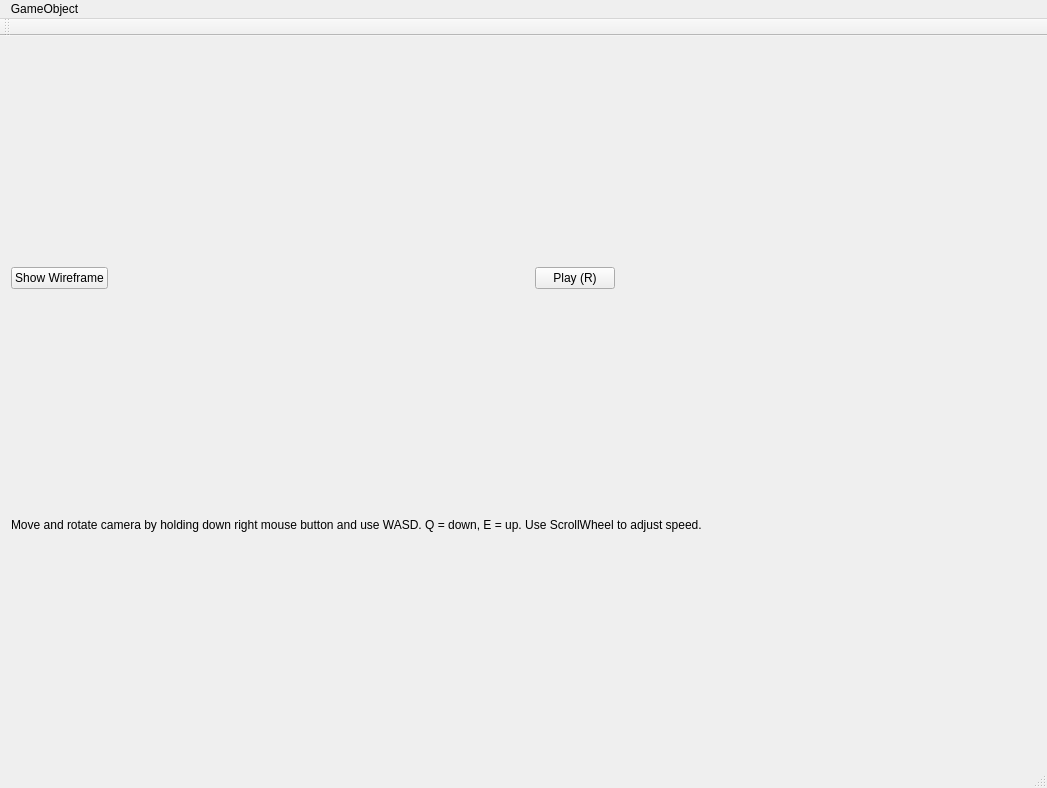
Qt form mainwindow.ui (FredrikEik/Game_Engine_Architecture) before a commit.
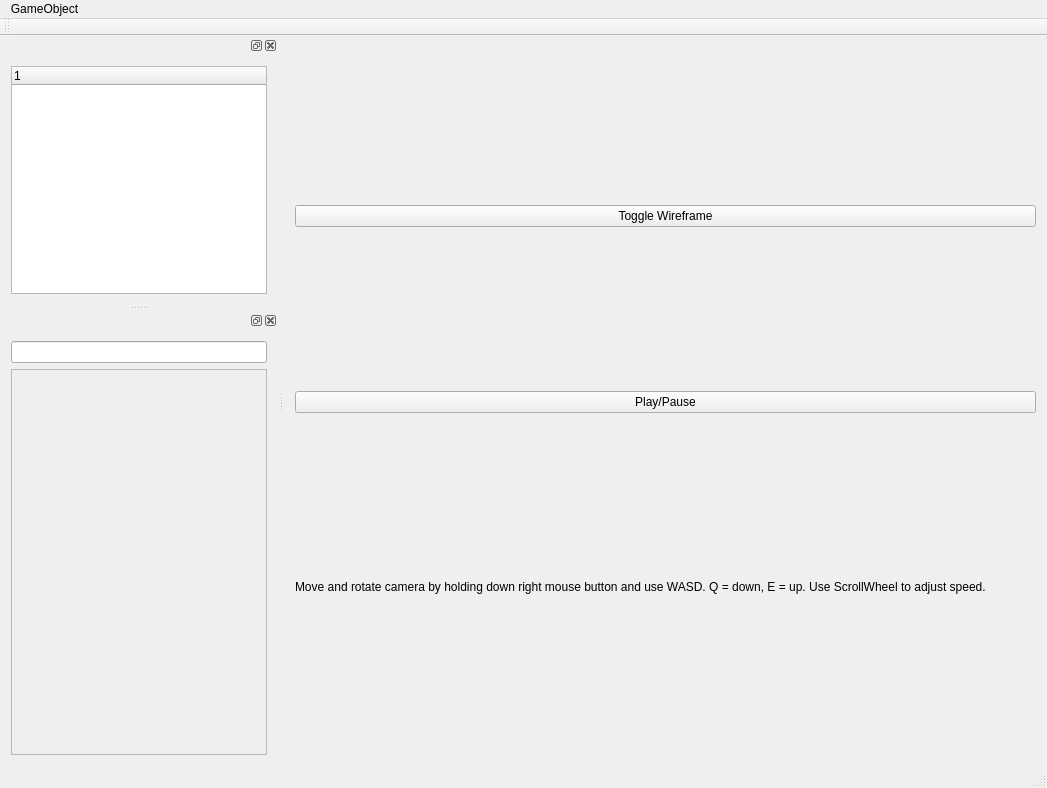
The same form after that commit.

```diff
--- a/mainwindow.ui
+++ b/mainwindow.ui
@@ -16,54 +16,24 @@
   <widget class="QWidget" name="centralWidget">
    <layout class="QVBoxLayout" name="verticalLayout">
     <item>
-     <layout class="QHBoxLayout" name="horizontalLayout">
-      <item>
        <widget class="QPushButton" name="pb_toggleWireframe">
         <property name="text">
-         <string>Show Wireframe</string>
+       <string>Toggle Wireframe</string>
         </property>
         <property name="checkable">
          <bool>true</bool>
         </property>
        </widget>
       </item>
-      <item>
-       <spacer name="horizontalSpacer">
-        <property name="orientation">
-         <enum>Qt::Horizontal</enum>
-        </property>
-        <property name="sizeHint" stdset="0">
-         <size>
-          <width>40</width>
-          <height>20</height>
-         </size>
-        </property>
-       </spacer>
-      </item>
       <item>
        <widget class="QPushButton" name="pb_togglePlay">
         <property name="text">
-         <string>Play (R)</string>
+       <string>Play/Pause</string>
         </property>
         <property name="checkable">
          <bool>true</bool>
         </property>
        </widget>
-      </item>
-      <item>
-       <spacer name="horizontalSpacer_2">
-        <property name="orientation">
-         <enum>Qt::Horizontal</enum>
-        </property>
-        <property name="sizeHint" stdset="0">
-         <size>
-          <width>40</width>
-          <height>20</height>
-         </size>
-        </property>
-       </spacer>
-      </item>
-     </layout>
     </item>
     <item>
      <layout class="QVBoxLayout" name="OpenGLLayout"/>
@@ -116,6 +86,74 @@
    </attribute>
   </widget>
   <widget class="QStatusBar" name="statusBar"/>
+  <widget class="QDockWidget" name="dockWidgets_outliner">
+   <attribute name="dockWidgetArea">
+    <number>1</number>
+   </attribute>
+   <widget class="QWidget" name="dockWidget_Contents">
+    <property name="autoFillBackground">
+     <bool>false</bool>
+    </property>
+    <layout class="QVBoxLayout" name="verticalLayout_2">
+     <item>
+      <widget class="QTreeWidget" name="treeWidgetSceneOutliner">
+       <column>
+        <property name="text">
+         <string notr="true">1</string>
+        </property>
+       </column>
+      </widget>
+     </item>
+    </layout>
+   </widget>
+  </widget>
+  <widget class="QDockWidget" name="dockWidgets_details">
+   <attribute name="dockWidgetArea">
+    <number>1</number>
+   </attribute>
+   <widget class="QWidget" name="dockWidgetContents_3">
+    <layout class="QVBoxLayout" name="verticalLayout_3">
+     <item>
+      <widget class="QLineEdit" name="lineEditGOName"/>
+     </item>
+     <item>
+      <widget class="QScrollArea" name="scrollArea">
+       <property name="widgetResizable">
+        <bool>true</bool>
+       </property>
+       <widget class="QWidget" name="scrollAreaWidgetDetails">
+        <property name="geometry">
+         <rect>
+          <x>0</x>
+          <y>0</y>
+          <width>254</width>
+          <height>386</height>
+         </rect>
+        </property>
+        <layout class="QVBoxLayout" name="verticalLayout_4">
+         <item>
+          <layout class="QVBoxLayout" name="verticalLayoutDetails"/>
+         </item>
+         <item>
+          <spacer name="verticalSpacer">
+           <property name="orientation">
+            <enum>Qt::Vertical</enum>
+           </property>
+           <property name="sizeHint" stdset="0">
+            <size>
+             <width>20</width>
+             <height>301</height>
+            </size>
+           </property>
+          </spacer>
+         </item>
+        </layout>
+       </widget>
+      </widget>
+     </item>
+    </layout>
+   </widget>
+  </widget>
   <action name="actionAdd_Triangle">
    <property name="text">
     <string>Add Triangle</string>
```
Lines whose indentation alone changed are shown as unchanged.
